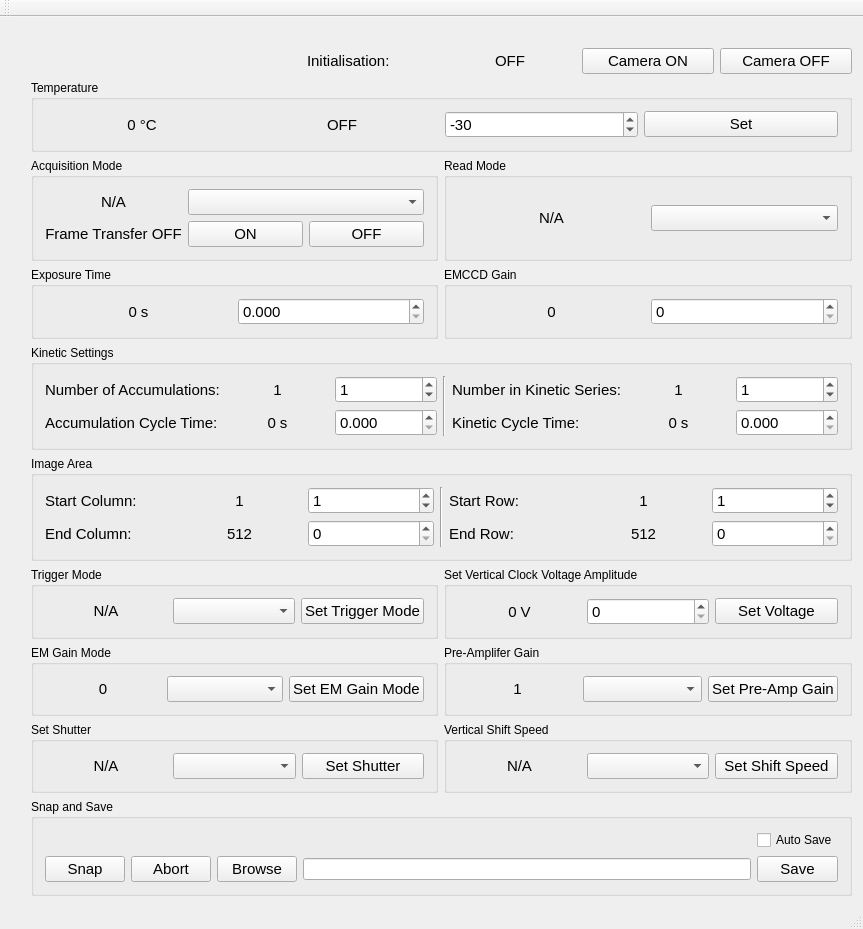
First picture: the form in cam_gui/cam_gui.ui, repository iontrapimperial2/XCon_Imperial_Camera_2, before the edit.
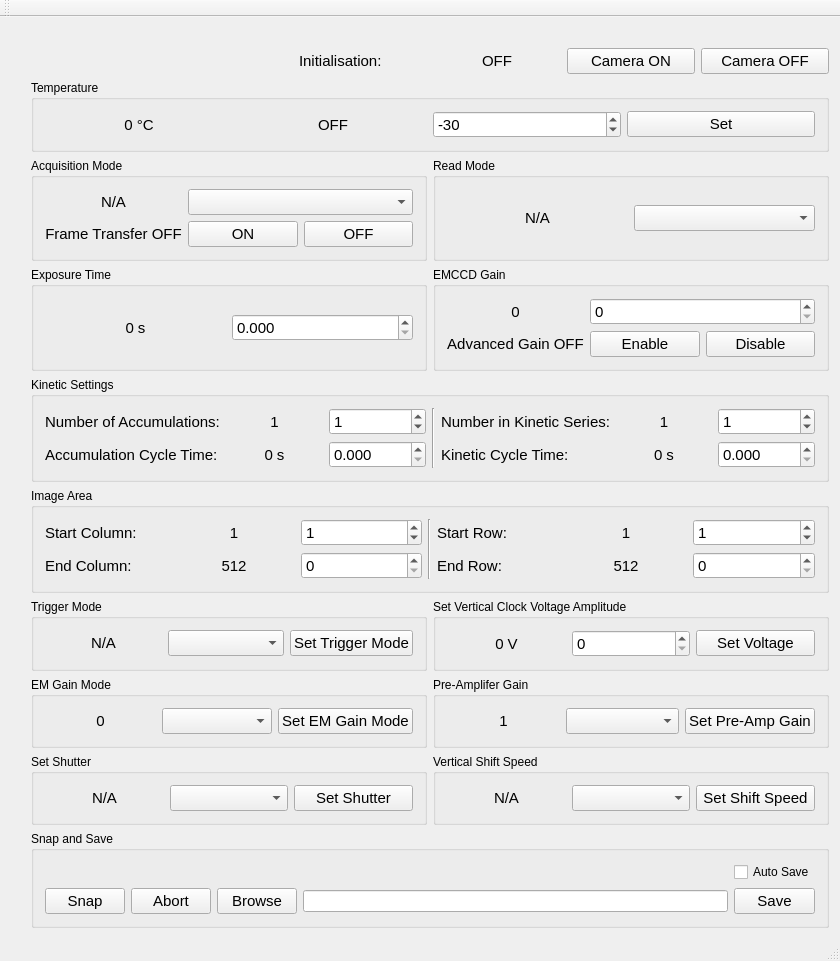
Second picture: the form after the edit.

Diff of the .ui file:
```diff
--- a/cam_gui/cam_gui.ui
+++ b/cam_gui/cam_gui.ui
@@ -6,8 +6,8 @@
    <rect>
     <x>0</x>
     <y>0</y>
-    <width>863</width>
-    <height>884</height>
+    <width>840</width>
+    <height>877</height>
    </rect>
   </property>
   <property name="windowTitle">
@@ -643,6 +643,45 @@
         <layout class="QGridLayout" name="gridLayout_16">
          <item row="0" column="0">
           <layout class="QGridLayout" name="gridLayout_8">
+           <item row="1" column="2">
+            <widget class="QPushButton" name="pushButton_Adv_Gain_Disable">
+             <property name="font">
+              <font>
+               <pointsize>11</pointsize>
+              </font>
+             </property>
+             <property name="text">
+              <string>Disable</string>
+             </property>
+            </widget>
+           </item>
+           <item row="1" column="1">
+            <widget class="QPushButton" name="pushButton_Adv_Gain_Enable">
+             <property name="font">
+              <font>
+               <pointsize>11</pointsize>
+              </font>
+             </property>
+             <property name="text">
+              <string>Enable</string>
+             </property>
+            </widget>
+           </item>
+           <item row="1" column="0">
+            <widget class="QLabel" name="label_Adv_Gain">
+             <property name="font">
+              <font>
+               <pointsize>11</pointsize>
+              </font>
+             </property>
+             <property name="text">
+              <string>Advanced Gain OFF</string>
+             </property>
+             <property name="alignment">
+              <set>Qt::AlignCenter</set>
+             </property>
+            </widget>
+           </item>
            <item row="0" column="0">
             <widget class="QLabel" name="label_EMCCDGain_disp">
              <property name="font">
@@ -658,7 +697,7 @@
              </property>
             </widget>
            </item>
-           <item row="0" column="1">
+           <item row="0" column="1" colspan="2">
             <widget class="QDoubleSpinBox" name="doubleSpinBox_EMCCD_Gain">
              <property name="font">
               <font>
```
Left out of the diff: 2 changed lines with no effect on the pictures.
